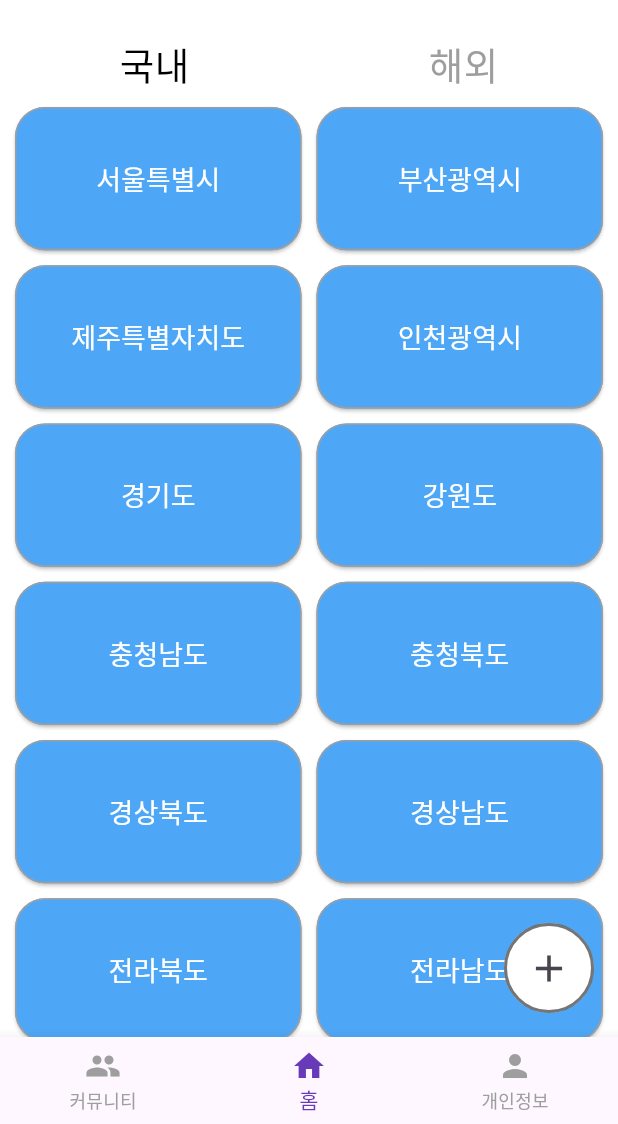
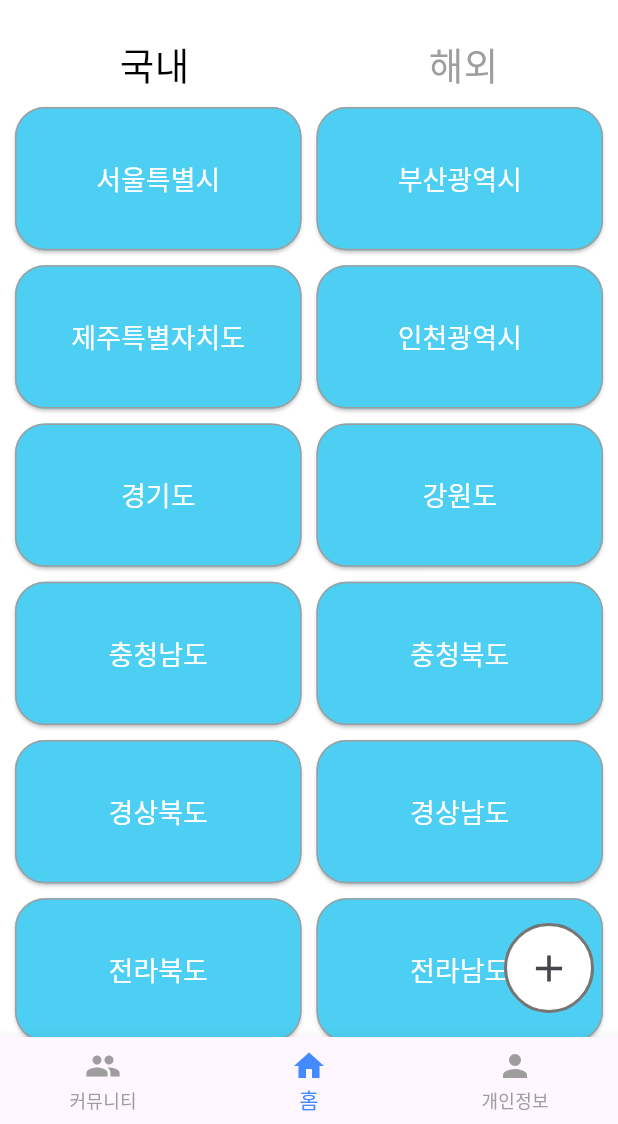
Before and after one commit to huiwon013/HowAboutHere, a Flutter app: the AppBarWithBottomNav screen opened directly, on a phone screen of 412 x 824 dp, the part 112-1236 px from its top. Run offline on Flutter 3.47's test engine with Material 3 defaults, Android fonts, the light colour scheme and no system bars; our stand-ins replace cloud_firestore, firebase_auth, firebase_core, firebase_storage, geocoding, geolocator and 2 more; missing offline and left inert: kakao_flutter_sdk_user; accounts and stored records are empty.

Commit message:
(design) 색상

```diff
--- a/hah/lib/appbar/appbar.dart
+++ b/hah/lib/appbar/appbar.dart
@@ -46,7 +46,7 @@ class _AppBarWithBottomNavState extends State<AppBarWithBottomNav> {
         ],
         currentIndex: _selectedIndex,
         onTap: _onItemTapped,
-        selectedItemColor: Colors.deepPurple,
+        selectedItemColor: Colors.blueAccent,
         unselectedItemColor: Colors.grey,
       ),
     );
--- a/hah/lib/mainpage/home.dart
+++ b/hah/lib/mainpage/home.dart
@@ -189,7 +189,7 @@ class _HomeScreenState extends State<HomeScreen> {
       itemBuilder: (context, index) {
         return ElevatedButton(
           style: ElevatedButton.styleFrom(
-            foregroundColor: Colors.white, backgroundColor: Color(0xFF4EA7F6), // 버튼 텍스트 색상
+            foregroundColor: Colors.white, backgroundColor: Color(0xFF4CCFF2), // 버튼 텍스트 색상
             shape: RoundedRectangleBorder(
               borderRadius: BorderRadius.circular(20.0), // 테두리 둥글게 조정
               side: BorderSide(
@@ -234,7 +234,7 @@ class _HomeScreenState extends State<HomeScreen> {
       itemBuilder: (context, index) {
         return ElevatedButton(
           style: ElevatedButton.styleFrom(
-            foregroundColor: Colors.white, backgroundColor: Color(0xFF4EA7F6), // 버튼 텍스트 색상
+            foregroundColor: Colors.white, backgroundColor: Color(0xFF4CCFF2), // 버튼 텍스트 색상
             shape: RoundedRectangleBorder(
               borderRadius: BorderRadius.circular(20.0), // 테두리 둥글게 조정
               side: BorderSide(
--- a/hah/lib/mainpage/m_all_posts.dart
+++ b/hah/lib/mainpage/m_all_posts.dart
@@ -125,7 +125,7 @@ class _AllPostsPageState extends State<AllPostsPage> {
                     var postId = post.id;
 
                     return Card(
-                      color: Colors.white,
+                      color: Colors.lightBlue[50],
                       shape: RoundedRectangleBorder(
                         borderRadius: BorderRadius.circular(8.0),
                         side: BorderSide(color: Colors.grey.shade300),
```
